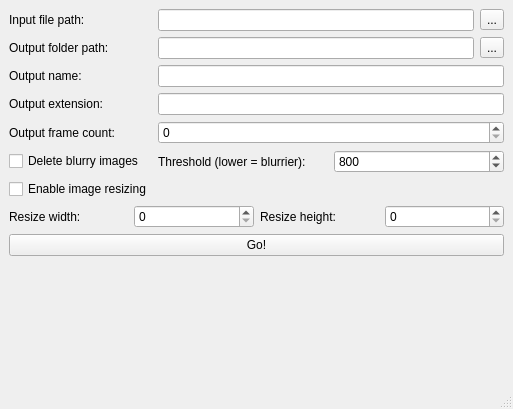
This is GUI/basicGUI.ui in lucianjames/Vid2Photogrammetry as Qt 5 draws it before an edit. The edited form follows.
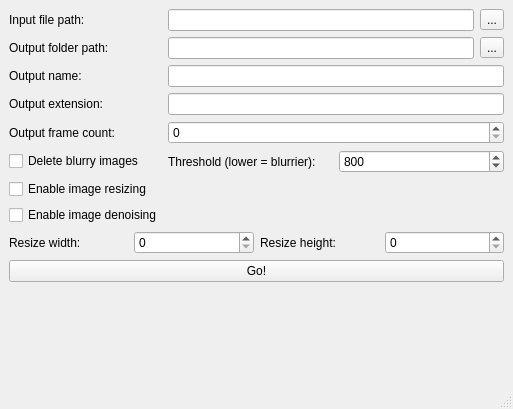
This is the edited form.

Commit message: Image denoising (untested)

What changed in the file:
```diff
--- a/GUI/basicGUI.ui
+++ b/GUI/basicGUI.ui
@@ -159,6 +159,13 @@
         </item>
        </layout>
       </item>
+      <item row="8" column="0">
+       <widget class="QCheckBox" name="denoiseCheckbox">
+        <property name="text">
+         <string>Enable image denoising</string>
+        </property>
+       </widget>
+      </item>
      </layout>
     </item>
     <item>
```
The commit also changes 3 other files.
